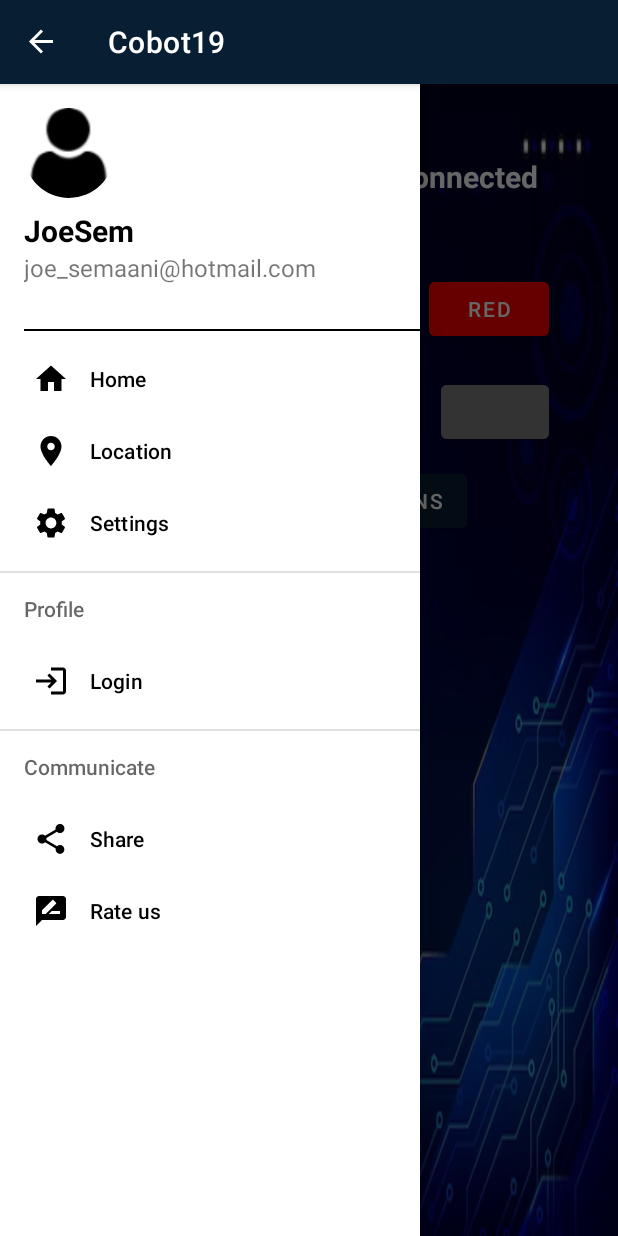
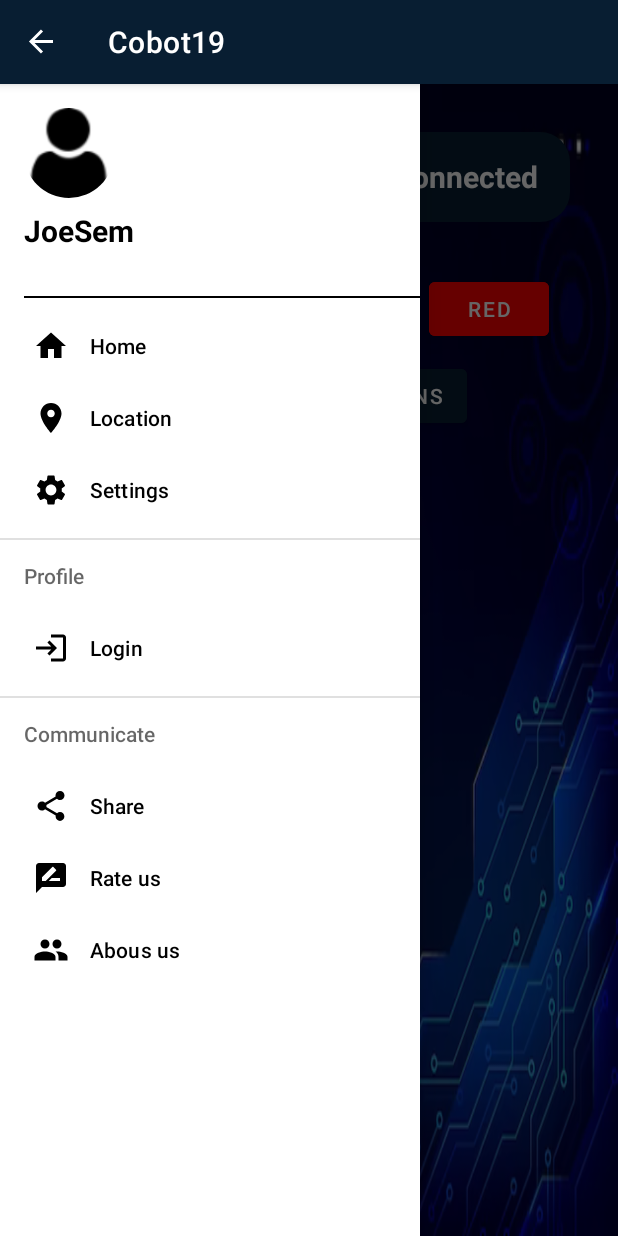
Before and after one commit to JoeSema/Cobot19, an Android app: the screen it shows after launch (MainActivity), with the side drawer open, on a phone screen of 412 x 824 dp. Run offline under Robolectric (Android 15) with nearby library versions, the phone set to English and light mode, and no system bars; our stand-ins replace CircleImageView, Volley; libraries missing offline, so code that uses them is left out: com.jackandphantom.joystickview; 5 statements that could not run were skipped.

Commit message:
login+UI

```diff
--- /dev/null
+++ b/app/src/main/res/drawable/baseline_bluetooth_24.xml
@@ -0,0 +1,5 @@
+<vector android:height="60dp" android:tint="#000000"
+    android:viewportHeight="24" android:viewportWidth="24"
+    android:width="60dp" xmlns:android="http://schemas.android.com/apk/res/android">
+    <path android:fillColor="@android:color/white" android:pathData="M17.71,7.71L12,2h-1v7.59L6.41,5 5,6.41 10.59,12 5,17.59 6.41,19 11,14.41L11,22h1l5.71,-5.71 -4.3,-4.29 4.3,-4.29zM13,5.83l1.88,1.88L13,9.59L13,5.83zM14.88,16.29L13,18.17v-3.76l1.88,1.88z"/>
+</vector>
--- /dev/null
+++ b/app/src/main/res/drawable/baseline_logout_24.xml
@@ -0,0 +1,5 @@
+<vector android:autoMirrored="true" android:height="24dp"
+    android:tint="#000000" android:viewportHeight="24"
+    android:viewportWidth="24" android:width="24dp" xmlns:android="http://schemas.android.com/apk/res/android">
+    <path android:fillColor="@android:color/white" android:pathData="M17,7l-1.41,1.41L18.17,11H8v2h10.17l-2.58,2.58L17,17l5,-5zM4,5h8V3H4c-1.1,0 -2,0.9 -2,2v14c0,1.1 0.9,2 2,2h8v-2H4V5z"/>
+</vector>
--- /dev/null
+++ b/app/src/main/res/drawable/baseline_people_24.xml
@@ -0,0 +1,5 @@
+<vector android:height="24dp" android:tint="#000000"
+    android:viewportHeight="24" android:viewportWidth="24"
+    android:width="24dp" xmlns:android="http://schemas.android.com/apk/res/android">
+    <path android:fillColor="@android:color/white" android:pathData="M16,11c1.66,0 2.99,-1.34 2.99,-3S17.66,5 16,5c-1.66,0 -3,1.34 -3,3s1.34,3 3,3zM8,11c1.66,0 2.99,-1.34 2.99,-3S9.66,5 8,5C6.34,5 5,6.34 5,8s1.34,3 3,3zM8,13c-2.33,0 -7,1.17 -7,3.5L1,19h14v-2.5c0,-2.33 -4.67,-3.5 -7,-3.5zM16,13c-0.29,0 -0.62,0.02 -0.97,0.05 1.16,0.84 1.97,1.97 1.97,3.45L17,19h6v-2.5c0,-2.33 -4.67,-3.5 -7,-3.5z"/>
+</vector>
--- /dev/null
+++ b/app/src/main/res/drawable/baseline_volume_up_24.xml
@@ -0,0 +1,5 @@
+<vector android:autoMirrored="true" android:height="60dp"
+    android:tint="#000000" android:viewportHeight="24"
+    android:viewportWidth="24" android:width="60dp" xmlns:android="http://schemas.android.com/apk/res/android">
+    <path android:fillColor="@android:color/white" android:pathData="M3,9v6h4l5,5L12,4L7,9L3,9zM16.5,12c0,-1.77 -1.02,-3.29 -2.5,-4.03v8.05c1.48,-0.73 2.5,-2.25 2.5,-4.02zM14,3.23v2.06c2.89,0.86 5,3.54 5,6.71s-2.11,5.85 -5,6.71v2.06c4.01,-0.91 7,-4.49 7,-8.77s-2.99,-7.86 -7,-8.77z"/>
+</vector>
--- /dev/null
+++ b/app/src/main/res/drawable/baseline_wifi_24.xml
@@ -0,0 +1,5 @@
+<vector android:height="60dp" android:tint="#000000"
+    android:viewportHeight="24" android:viewportWidth="24"
+    android:width="60dp" xmlns:android="http://schemas.android.com/apk/res/android">
+    <path android:fillColor="@android:color/white" android:pathData="M1,9l2,2c4.97,-4.97 13.03,-4.97 18,0l2,-2C16.93,2.93 7.08,2.93 1,9zM9,17l3,3 3,-3c-1.65,-1.66 -4.34,-1.66 -6,0zM5,13l2,2c2.76,-2.76 7.24,-2.76 10,0l2,-2C15.14,9.14 8.87,9.14 5,13z"/>
+</vector>
--- /dev/null
+++ b/app/src/main/res/drawable/round_perm_device_information_24.xml
@@ -0,0 +1,5 @@
+<vector android:height="24dp" android:tint="#000000"
+    android:viewportHeight="24" android:viewportWidth="24"
+    android:width="24dp" xmlns:android="http://schemas.android.com/apk/res/android">
+    <path android:fillColor="@android:color/white" android:pathData="M13,7h-2v2h2L13,7zM12,11c-0.55,0 -1,0.45 -1,1v4c0,0.55 0.45,1 1,1s1,-0.45 1,-1v-4c0,-0.55 -0.45,-1 -1,-1zM17,1.01L7,1c-1.1,0 -2,0.9 -2,2v18c0,1.1 0.9,2 2,2h10c1.1,0 2,-0.9 2,-2L19,3c0,-1.1 -0.9,-1.99 -2,-1.99zM17,19L7,19L7,5h10v14z"/>
+</vector>
--- /dev/null
+++ b/app/src/main/res/drawable/rounded_bg.xml
@@ -0,0 +1,8 @@
+<?xml version="1.0" encoding="utf-8"?>
+<shape
+    xmlns:android="http://schemas.android.com/apk/res/android"
+    android:shape="rectangle">
+    <corners android:radius="20dp"/>
+    <solid android:color="@color/black_cyan"/>
+
+</shape>
--- a/app/src/main/res/layout/activity_main.xml
+++ b/app/src/main/res/layout/activity_main.xml
@@ -51,7 +51,9 @@
                         />
 
                 </LinearLayout>
+
             </ScrollView>
+            <include layout="@layout/features1"/>
 
         </LinearLayout>
     </ScrollView>
--- a/app/src/main/res/layout/connect.xml
+++ b/app/src/main/res/layout/connect.xml
@@ -7,23 +7,22 @@
     android:padding="16dp"
 
 
+
     >
     <LinearLayout
         android:layout_width="match_parent"
         android:layout_height="wrap_content"
         android:gravity="center"
-        android:orientation="horizontal">
+        android:orientation="horizontal"
+        android:background="@drawable/rounded_bg">
 
         <ImageButton
             android:id="@+id/connect_wifi"
             android:layout_width="0dp"
             android:layout_height="60dp"
             android:layout_weight="1"
-            android:background="@color/black_cyan"
-
-
-
-            android:src="@drawable/wifii"
+            android:background="@android:color/transparent"
+            android:src="@drawable/baseline_wifi_24"
             android:contentDescription="FL"
             app:tint="@color/white" />
 
@@ -33,10 +32,9 @@
             android:layout_width="0dp"
             android:layout_height="60dp"
             android:layout_weight="1"
-            android:background="@color/black_cyan"
-
             android:scaleType="fitCenter"
-            android:src="@drawable/bluetooth"
+            android:src="@drawable/baseline_bluetooth_24"
+            android:background="@android:color/transparent"
             android:contentDescription="connection"
             app:tint="@color/white" />
 
--- a/app/src/main/res/layout/features_buttons.xml
+++ b/app/src/main/res/layout/features_buttons.xml
@@ -27,6 +27,7 @@
         <Button
             android:id="@+id/button_green"
             android:text="green"
+            android:textSize="13sp"
             android:layout_width="wrap_content"
             android:layout_height="48dp"
             android:layout_margin="20dp"
@@ -48,51 +49,6 @@
 
     </LinearLayout>
 
-    <LinearLayout
-        android:layout_width="match_parent"
-        android:layout_height="50dp"
-        android:layout_margin="10dp"
-        android:layout_marginTop="20dp"
-        android:gravity="center"
-        android:orientation="horizontal">
-
-        <ImageButton
-            android:id="@+id/button_p"
-            android:layout_width="100dp"
-            android:layout_height="60dp"
-            android:layout_margin="20dp"
-            android:layout_weight="1"
 
 
-
-            android:background="@android:color/transparent"
-            android:contentDescription="FL"
-            android:scaleType="fitCenter"
-            android:src="@drawable/hand"
-            android:text="Button 4" />
-
-        <ImageButton
-            android:id="@+id/button_speaker"
-            android:layout_width="100dp"
-            android:layout_height="60dp"
-            android:layout_margin="20dp"
-            android:layout_weight="1"
-            android:background="@android:color/transparent"
-            android:contentDescription="FL"
-            android:scaleType="fitCenter"
-            android:src="@drawable/beep"
-            android:text="Button 5" />
-
-        <Button
-            android:id="@+id/button6"
-            android:layout_width="wrap_content"
-            android:layout_height="48dp"
-            android:layout_margin="20dp"
-            android:layout_weight="1"
-            android:backgroundTint="#808080"
-            android:contentDescription="FL"
-             />
-
-    </LinearLayout>
-
 </LinearLayout>
--- a/app/src/main/res/layout/nav_header.xml
+++ b/app/src/main/res/layout/nav_header.xml
@@ -9,6 +9,7 @@
     android:background="@color/white">
 
     <de.hdodenhof.circleimageview.CircleImageView
+        android:id="@+id/nav_picture"
         android:layout_width="60dp"
         android:layout_height="60dp"
         android:src="@drawable/play"
@@ -23,13 +24,7 @@
         android:text="JoeSem"
         android:textColor="@color/black"
         android:textStyle="bold"/>
-    <TextView
-        android:layout_width="wrap_content"
-        android:layout_height="wrap_content"
-        android:textSize="16dp"
-        android:id="@+id/mail"
-        android:text="joe_semaani@hotmail.com"
-        />
+
     <View
         android:layout_width="match_parent"
         android:layout_height="1dp"
--- a/app/src/main/res/menu/menu.xml
+++ b/app/src/main/res/menu/menu.xml
@@ -1,8 +1,8 @@
 <?xml version="1.0" encoding="utf-8"?>
 <menu xmlns:android="http://schemas.android.com/apk/res/android"
     xmlns:tools="http://schemas.android.com/tools"
-    tools:showIn="navigation_view"
-    >
+    xmlns:app="http://schemas.android.com/apk/res-auto"
+    tools:showIn="navigation_view">
     <item
         android:id="@+id/nav_home"
         android:title="Home"
@@ -24,6 +24,11 @@
                 android:id="@+id/nav_login"
                 android:icon="@drawable/baseline_login_24"
                 android:title="Login"/>
+            <item
+                android:id="@+id/nav_logout"
+                android:icon="@drawable/baseline_logout_24"
+                android:title="Log out"
+                android:visible="false"/>
         </menu>
     </item>
     <item android:title="Communicate">
@@ -36,6 +41,10 @@
                 android:id="@+id/nav_rate_us"
                 android:title="Rate us"
                 android:icon="@drawable/baseline_rate_review_24"/>
+            <item
+                android:id="@+id/nav_about_us"
+                android:title="Abous us"
+                android:icon="@drawable/baseline_people_24"/>
         </menu>
 
     </item>
```
Also changed, not shown: app/src/main/java/com/example/cobot19/MainActivity.kt (+15 -2 lines), app/src/main/res/layout/buttons.xml (+17 -14 lines), app/src/main/res/layout/conect_blue.xml (deleted, +0 -46 lines), app/src/main/res/layout/features.xml (deleted, +0 -23 lines), app/src/main/res/drawable/honk.png (added), 1 other file.
